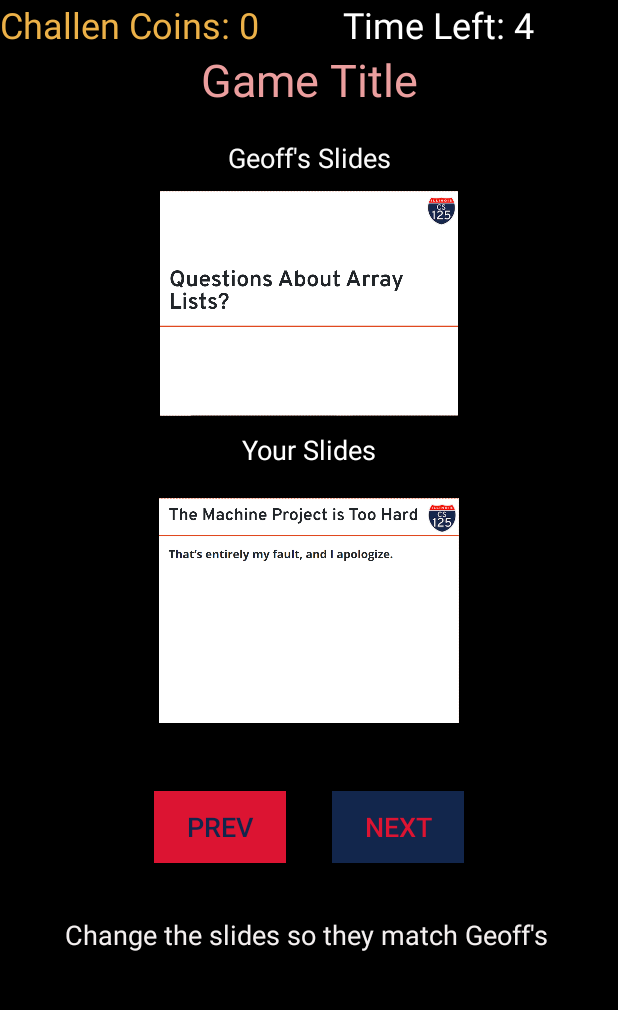
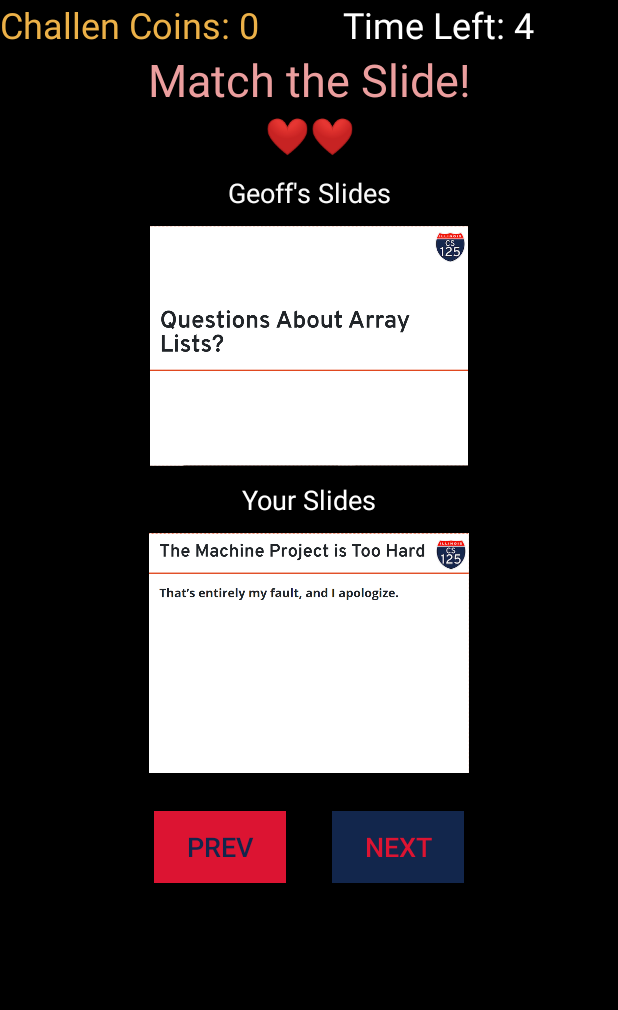
Before and after one commit to QwertycowMoo/cs125-final-project, an Android app: the screen it shows after launch (SlideChangeGame), after a tap on "Arcade Mode", on a phone screen of 412 x 824 dp, the part 84-1094 px from its top. Run offline under Robolectric (Android 15) with nearby library versions, the phone set to English and light mode, and no system bars.

Commit message:
First Game: Slide Changes

```diff
--- a/app/src/main/java/com/example/cs125_final_project/GameActivity.java
+++ b/app/src/main/java/com/example/cs125_final_project/GameActivity.java
@@ -4,6 +4,7 @@ import androidx.appcompat.app.AppCompatActivity;
 
 import android.content.Intent;
 import android.os.Bundle;
+import android.os.CountDownTimer;
 import android.view.View;
 import android.widget.ImageView;
 import android.widget.LinearLayout;
@@ -22,28 +23,67 @@ public class GameActivity extends AppCompatActivity {
     private TextView txtPassFail;
     /**layout containting the pass fail message */
     private LinearLayout layPassFail;
+    /**difficulty determines time/may get set to the minigame through an intent to change the game */
     private int difficulty;
+
+    /**lives*/
+    private int lives;
+    private TextView txtLives;
+    public final static int HEART_RED_UNICODE = 0x2764;
+
+    /**coins*/
+    private int coins;
 
     public final static int EASY = 1;
     public final static int MEDIUM = 2;
     public final static int HARD = 3;
     public final static int MP2 = 4;
     public final static int SLIDE_CHANGE_GAME_REQ_CODE = 0;
-
+    /**colors*/
     public final static int COLOR_GREEN = 0xff00ff00;
     public final static int COLOR_RED = 0xffff0000;
+    /**timer*/
+    private long passFailTimerMillisLeft = TIMER_RESET;
+    public final static long TIMER_RESET = 2000;
+
+
     @Override
     protected void onCreate(Bundle savedInstanceState) {
         super.onCreate(savedInstanceState);
         setContentView(R.layout.activity_game);
 
+        //Set up textviews and such for manipulation
         txtCoins = findViewById(R.id.txtCoins);
         txtPassFail = findViewById(R.id.txtPassFail);
         layPassFail = findViewById(R.id.layPassFail);
+        txtLives = findViewById(R.id.txtLives);
+
+        //Set up lives and coins
+        lives = 2;
+        updateLives();
+        coins = 0;
 
         difficulty = EASY;
-        Intent intentSlidesChange = new Intent(this, SlideChangeGame.class);
-        startActivityForResult(intentSlidesChange, SLIDE_CHANGE_GAME_REQ_CODE);
+        CountDownTimer timer = new CountDownTimer(passFailTimerMillisLeft, 1000) {
+            @Override
+            public void onTick(long l) {
+                passFailTimerMillisLeft = l;
+
+            }
+
+            @Override
+            public void onFinish() {
+                //Go to a new game
+                if (lives > 0) {
+                    startNewMiniGame();
+                    passFailTimerMillisLeft = TIMER_RESET;
+                } else {
+                    endFullGame();
+                }
+
+            }
+        }.start();
+        startNewMiniGame();
     }
 
     /**
@@ -59,31 +99,71 @@ public class GameActivity extends AppCompatActivity {
             // Do something that depends on the result of that request
             boolean success = data.getBooleanExtra("success", false);
             if (success) {
-                int coinsGained = 10 * difficulty;
-                updateCoins(coinsGained);
+                coins += 10 * difficulty;
                 txtPassFail.setTextColor(COLOR_GREEN);
                 txtPassFail.setText("Pass :)");
             } else {
                 txtPassFail.setTextColor(COLOR_RED);
                 txtPassFail.setText("Failed!");
+                lives--;
             }
             layPassFail.setVisibility(View.VISIBLE);
         }
 
-        //Need to set up a timer then cleanup
-        /*
-        Intent intentSlidesChange = new Intent(this, SlideChangeGame.class);
-        startActivityForResult(intentSlidesChange, SLIDE_CHANGE_GAME_REQ_CODE);
-        */
+        updateCoins();
+        updateLives();
+        CountDownTimer timer = new CountDownTimer(passFailTimerMillisLeft, 1000) {
+            @Override
+            public void onTick(long l) {
+                passFailTimerMillisLeft = l;
+                System.out.println(passFailTimerMillisLeft);
+            }
+
+            @Override
+            public void onFinish() {
+                //Go to a new game
+                if (lives > 0) {
+                    startNewMiniGame();
+                    passFailTimerMillisLeft = TIMER_RESET;
+                } else {
+                    endFullGame();
+                }
+
+            }
+        }.start();
+
+
+
     }
 
-    private void updateCoins(int newCoins) {
-        System.out.println("beginning to update coins");
-        String coinsText = (String) txtCoins.getText();
-        String coinsOnly = coinsText.replaceAll("[^0-9]", "");
-        System.out.println(coinsOnly);
-        int coins = Integer.parseInt(coinsOnly);
-        coins += newCoins;
+    private int updateCoins() {
         txtCoins.setText(String.format(Locale.getDefault(),"Challen Coins: %d", coins));
+        return coins;
+    }
+
+    private void startNewMiniGame() {
+        Intent intentSlidesChange = new Intent(this, SlideChangeGame.class);
+        addInfoToMiniGameIntent(intentSlidesChange);
+        startActivityForResult(intentSlidesChange, SLIDE_CHANGE_GAME_REQ_CODE);
+    }
+
+    private void addInfoToMiniGameIntent(Intent intent) {
+        intent.putExtra("coins", coins);
+        intent.putExtra("lives", lives);
+    }
+    private void updateLives() {
+        String hearts = "";
+        for (int i = 0; i < lives; i++) {
+            hearts += new String(Character.toChars(HEART_RED_UNICODE));
+        }
+        txtLives.setText(hearts);
+
+    }
+
+    private void endFullGame() {
+        Intent intent = new Intent();
+        intent.putExtra("challenCoins", coins);
+        setResult(0, intent);
+        finish();
     }
 }
--- a/app/src/main/java/com/example/cs125_final_project/SlideChangeGame.java
+++ b/app/src/main/java/com/example/cs125_final_project/SlideChangeGame.java
@@ -12,8 +12,10 @@ import android.os.CountDownTimer;
 
 import androidx.appcompat.app.AppCompatActivity;
 
+import org.w3c.dom.Text;
+
 import java.util.Random;
-public class SlideChangeGame extends AppCompatActivity implements Game {
+public class SlideChangeGame extends AppCompatActivity {
     /**Array of all the slide images used to change/match */
     private int[] slideImages;
     /**Geoff's slide, the one to match: an index*/
@@ -25,10 +27,13 @@ public class SlideChangeGame extends AppCompatActivity implements Game {
     /**Number of seconds for the timer*/
     private long timeMillisLeft;
     /**They're global because it works that way*/
-    LinearLayout layChangeSlides;
-    ImageView imgYours;
-    ImageView imgGeoff;
-    TextView txtTimer;
+    private LinearLayout layChangeSlides;
+    private ImageView imgYours;
+    private ImageView imgGeoff;
+    private TextView txtTimer;
+
+    /**for the lives*/
+    public final static int HEART_RED_UNICODE = 0x2764;
 
     public static final int SLIDE_CHANGE_GAME_RES_CODE = 0;
 
@@ -48,7 +53,7 @@ public class SlideChangeGame extends AppCompatActivity implements Game {
         Random r = new Random();
         geoffSlide = r.nextInt(slideImages.length);
         System.out.println("initializing geoffSlide to: " + geoffSlide);
-        int currentSlide = geoffSlide;
+        currentSlide = geoffSlide;
         while (currentSlide == geoffSlide) {
             currentSlide = r.nextInt(slideImages.length);
         }
@@ -62,6 +67,25 @@ public class SlideChangeGame extends AppCompatActivity implements Game {
         //Timer Setup
         txtTimer = findViewById(R.id.txtTimer);
         timeMillisLeft = 6000;
+
+        //Updating coins and lives has to happen through intent or else it just breaks
+        Intent intent = getIntent();
+        int coins = intent.getIntExtra("coins", -1);
+        int lives = intent.getIntExtra("lives", -1);
+        TextView txtCoins = findViewById(R.id.txtCoins);
+        txtCoins.setText("Challen Coins: " + coins);
+        TextView txtLives = findViewById(R.id.txtLives);
+        String hearts = "";
+        for (int i = 0; i < lives; i++) {
+            hearts += new String(Character.toChars(HEART_RED_UNICODE));
+        }
+        txtLives.setText(hearts);
+
+
+
+        //Update Game Title
+        TextView txtGameTitle = findViewById(R.id.txtGameTitle);
+        txtGameTitle.setText("Match the Slide!");
         playGame();
 
     }
--- a/app/src/main/res/layout/activity_game.xml
+++ b/app/src/main/res/layout/activity_game.xml
@@ -55,6 +55,15 @@
                 android:textAllCaps="false"
                 android:textColor="#EB9E9E"
                 android:textSize="30sp" />
+
+            <TextView
+                android:id="@+id/txtLives"
+                android:layout_width="match_parent"
+                android:layout_height="wrap_content"
+                android:gravity="center"
+                android:text="Lives"
+                android:textColor="#DA2323"
+                android:textSize="24sp" />
         </LinearLayout>
 
         <LinearLayout
@@ -81,7 +90,8 @@
             android:id="@+id/layQuestion"
             android:layout_width="match_parent"
             android:layout_height="wrap_content"
-            android:orientation="vertical">
+            android:orientation="vertical"
+            android:visibility="gone">
 
             <TextView
                 android:id="@+id/txtQuestion"
@@ -109,6 +119,7 @@
                 android:id="@+id/txtGeoffSlides"
                 android:layout_width="match_parent"
                 android:layout_height="wrap_content"
+                android:layout_marginTop="10dp"
                 android:layout_marginBottom="10dp"
                 android:gravity="center"
                 android:text="Geoff's Slides"
@@ -118,7 +129,7 @@
             <ImageView
                 android:id="@+id/imgGeoffSlide"
                 android:layout_width="match_parent"
-                android:layout_height="150dp"
+                android:layout_height="160dp"
                 tools:srcCompat="@tools:sample/avatars[3]" />
 
             <TextView
@@ -134,15 +145,14 @@
             <ImageView
                 android:id="@+id/imgYourSlide"
                 android:layout_width="match_parent"
-                android:layout_height="150dp"
-                android:layout_margin="10dp"
+                android:layout_height="160dp"
                 tools:srcCompat="@tools:sample/avatars[3]" />
 
             <LinearLayout
                 android:id="@+id/laySwitchButtons"
                 android:layout_width="wrap_content"
                 android:layout_height="wrap_content"
-                android:layout_margin="20dp"
+                android:layout_marginTop="10dp"
                 android:orientation="horizontal">
 
                 <Button
@@ -167,15 +177,6 @@
                     android:textColor="@color/bottomGradient"
                     android:textSize="18sp" />
             </LinearLayout>
-
-            <TextView
-                android:id="@+id/txtChangeSlidesInstr"
-                android:layout_width="match_parent"
-                android:layout_height="wrap_content"
-                android:gravity="center"
-                android:text="Change the slides so they match Geoff's "
-                android:textColor="#F3EFEF"
-                android:textSize="18sp" />
 
         </LinearLayout>
 
```
Also changed, not shown: app/src/main/java/com/example/cs125_final_project/MainActivity.java (+30 -1 lines), app/src/main/res/layout/activity_main.xml (+11 -0 lines).
